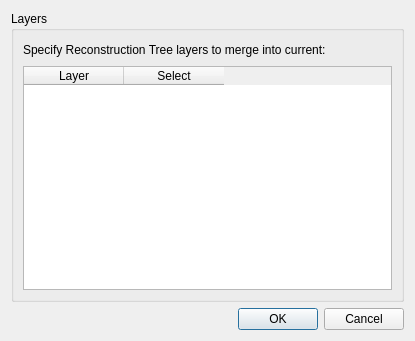
The window that src/qt-widgets/MergeReconstructionLayersDialogUi.ui (GPlates/GPlates) describes before a commit, drawn with Qt 5.
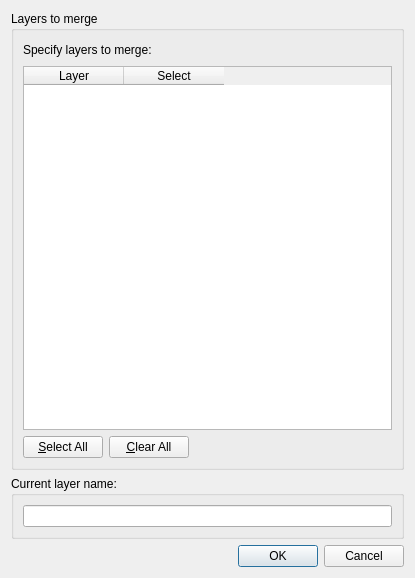
The same window after the commit.

Commit message: (trunk) User can select which rotation layers to merge.

```diff
--- a/src/qt-widgets/MergeReconstructionLayersDialogUi.ui
+++ b/src/qt-widgets/MergeReconstructionLayersDialogUi.ui
@@ -7,7 +7,7 @@
     <x>0</x>
     <y>0</y>
     <width>415</width>
-    <height>341</height>
+    <height>578</height>
    </rect>
   </property>
   <property name="windowTitle">
@@ -17,7 +17,7 @@
    <item>
     <widget class="QGroupBox" name="reconstruction_tree_layers_to_merge_group_box">
      <property name="title">
-      <string>Layers</string>
+      <string>Layers to merge</string>
      </property>
      <layout class="QVBoxLayout" name="verticalLayout">
       <property name="margin">
@@ -28,7 +28,7 @@
         <item>
          <widget class="QLabel" name="reconstruction_tree_layers_to_merge_label">
           <property name="text">
-           <string>Specify Reconstruction Tree layers to merge into current:</string>
+           <string>Specify layers to merge:</string>
           </property>
          </widget>
         </item>
@@ -50,7 +50,7 @@
       <item>
        <widget class="QTableWidget" name="reconstruction_tree_layers_to_merge_table_widget">
         <property name="alternatingRowColors">
-         <bool>true</bool>
+         <bool>false</bool>
         </property>
         <property name="selectionMode">
          <enum>QAbstractItemView::NoSelection</enum>
@@ -75,6 +75,58 @@
          </property>
         </column>
        </widget>
+      </item>
+      <item>
+       <layout class="QHBoxLayout" name="select_or_clear_all_layers">
+        <item>
+         <widget class="QPushButton" name="button_select_all_layers">
+          <property name="toolTip">
+           <string>Select all files</string>
+          </property>
+          <property name="text">
+           <string>&amp;Select All</string>
+          </property>
+         </widget>
+        </item>
+        <item>
+         <widget class="QPushButton" name="button_clear_all_layers">
+          <property name="enabled">
+           <bool>true</bool>
+          </property>
+          <property name="toolTip">
+           <string>Clear all files</string>
+          </property>
+          <property name="text">
+           <string>&amp;Clear All</string>
+          </property>
+         </widget>
+        </item>
+        <item>
+         <spacer>
+          <property name="orientation">
+           <enum>Qt::Horizontal</enum>
+          </property>
+          <property name="sizeHint" stdset="0">
+           <size>
+            <width>40</width>
+            <height>20</height>
+           </size>
+          </property>
+         </spacer>
+        </item>
+       </layout>
+      </item>
+     </layout>
+    </widget>
+   </item>
+   <item>
+    <widget class="QGroupBox" name="layer_name_group_box">
+     <property name="title">
+      <string>Current layer name:</string>
+     </property>
+     <layout class="QVBoxLayout" name="verticalLayout_3">
+      <item>
+       <widget class="QLineEdit" name="layer_name_line_edit"/>
       </item>
      </layout>
     </widget>
```
The commit also changes 4 other files.
